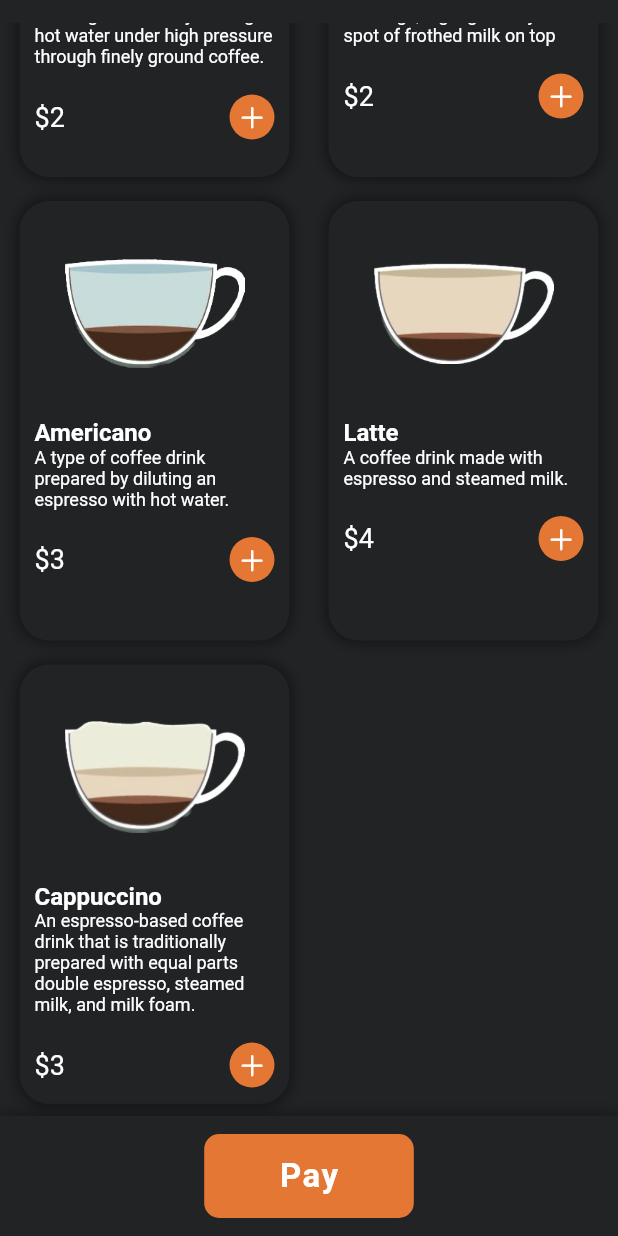
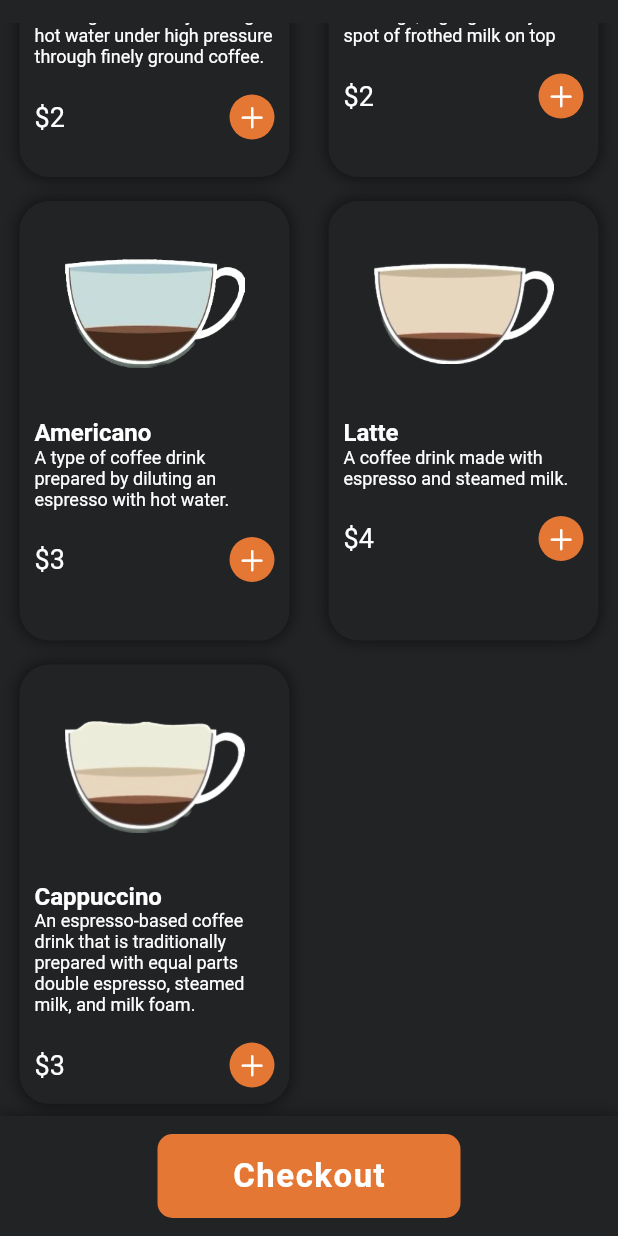
Before and after one commit to rvegarodz/Express_O, a Flutter app: the HomeScreen screen opened directly with empty values, scrolled down 369 dp, on a phone screen of 412 x 824 dp. Run offline on Flutter 3.47's test engine with Material 2 defaults, Android fonts, the phone set to English and light mode, and no system bars; our stand-ins replace carousel_slider, cloud_firestore, firebase_auth, firebase_core, google_fonts, logger; accounts and stored records are empty.

Commit message:
changin g Pay for checkout

```diff
--- a/coffee_shop-main/lib/widgets/home_bottom_bar.dart
+++ b/coffee_shop-main/lib/widgets/home_bottom_bar.dart
@@ -67,7 +67,7 @@ class HomeBottomBar extends StatelessWidget {
               child: Container(
                 padding: EdgeInsets.symmetric(vertical: 15, horizontal: 50),
                 child: Text(
-                  "Pay",
+                  "Checkout",
                   style: TextStyle(
                     color: Colors.white,
                     fontSize: 22,
```
